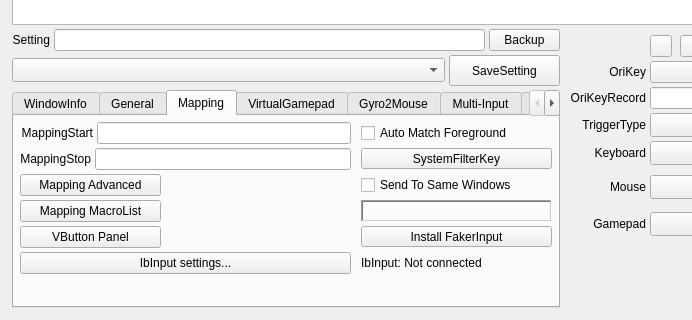
Before: the Qt Designer form QKeyMapper/qkeymapper.ui in Zalafina/QKeyMapper, drawn with Qt 5; both pictures show x 0 to 692 and y 402 to 722 of the 1130 by 722 pixel window.
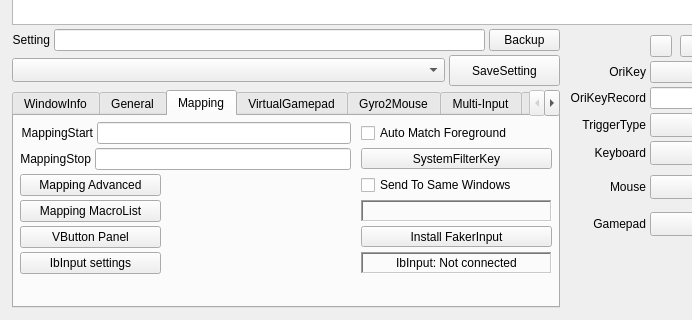
After: the same form once the commit is applied. The open tabs and pages were chosen to show the change. Custom widgets are drawn as their Qt base class.

```diff
--- a/QKeyMapper/qkeymapper.ui
+++ b/QKeyMapper/qkeymapper.ui
@@ -1194,13 +1194,18 @@
                 </item>
                   <item row="5" column="0">
                    <widget class="QPushButton" name="ibInputSettingsButton">
-                    <property name="text"><string>IbInput settings...</string></property>
+                    <property name="text"><string>IbInput settings</string></property>
+                    <property name="minimumSize"><size><width>141</width><height>22</height></size></property>
+                    <property name="maximumSize"><size><width>141</width><height>22</height></size></property>
                     <property name="focusPolicy"><enum>Qt::NoFocus</enum></property>
                     <property name="autoDefault"><bool>false</bool></property>
                    </widget>
                   </item>
                   <item row="5" column="1">
                    <widget class="QLabel" name="ibInputStatusLabel">
+                    <property name="frameShape"><enum>QFrame::WinPanel</enum></property>
+                    <property name="frameShadow"><enum>QFrame::Sunken</enum></property>
+                    <property name="alignment"><set>Qt::AlignCenter</set></property>
                     <property name="text"><string>IbInput: Not connected</string></property>
                     <property name="wordWrap"><bool>true</bool></property>
                    </widget>
```
